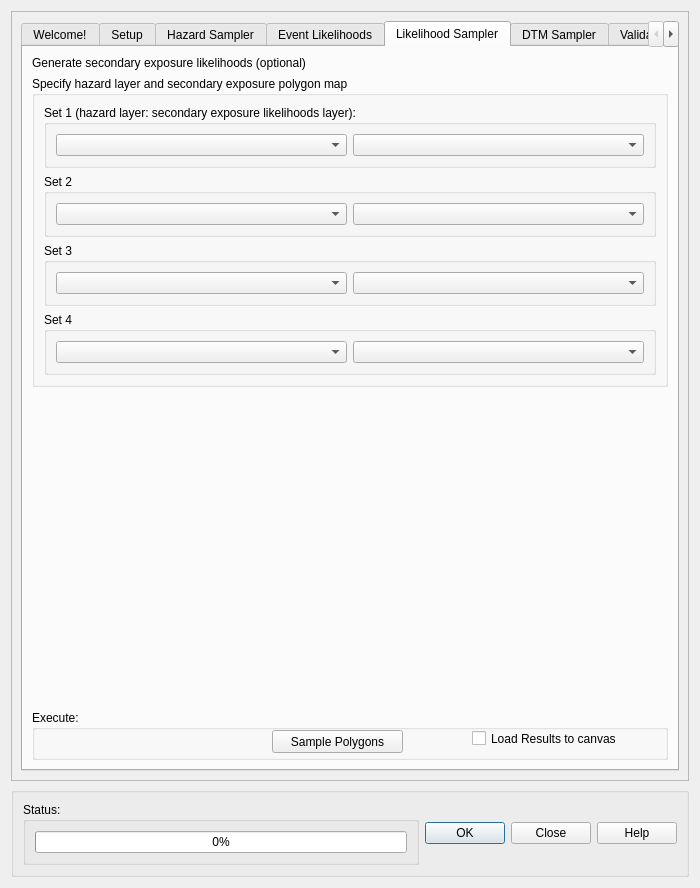
First picture: the form in canflood_inprep/ProjectDataPrep/ProjectDataPrepDialog_Base.ui, repository NRCan/CanFlood, before the edit.
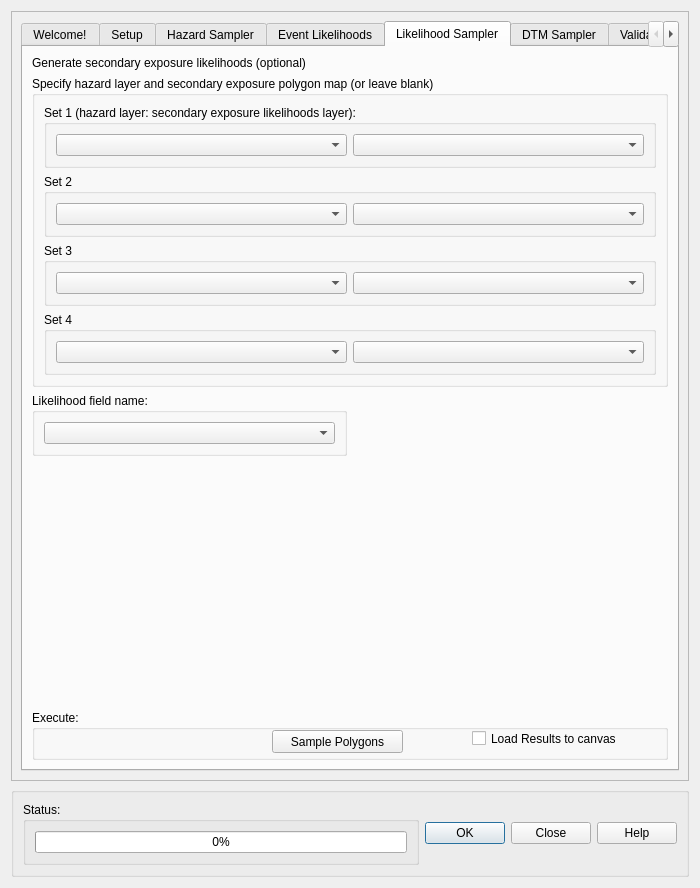
Second picture: the form after the edit. Custom widgets are drawn as their Qt base class.

Patch:
```diff
--- a/canflood_inprep/ProjectDataPrep/ProjectDataPrepDialog_Base.ui
+++ b/canflood_inprep/ProjectDataPrep/ProjectDataPrepDialog_Base.ui
@@ -1675,7 +1675,7 @@
               </size>
              </property>
              <property name="title">
-              <string>Specify hazard layer and secondary exposure polygon map</string>
+              <string>Specify hazard layer and secondary exposure polygon map (or leave blank)</string>
              </property>
              <layout class="QVBoxLayout" name="verticalLayout">
               <item>
@@ -1788,7 +1788,7 @@
              </property>
             </widget>
            </item>
-           <item row="2" column="0">
+           <item row="3" column="0">
             <spacer name="verticalSpacer_2">
              <property name="orientation">
               <enum>Qt::Vertical</enum>
@@ -1801,6 +1801,18 @@
              </property>
             </spacer>
            </item>
+           <item row="2" column="0">
+            <widget class="QGroupBox" name="groupBox_21">
+             <property name="title">
+              <string>Likelihood field name:</string>
+             </property>
+             <layout class="QVBoxLayout" name="verticalLayout_2">
+              <item>
+               <widget class="QgsFieldComboBox" name="mFieldComboBox_LSfn"/>
+              </item>
+             </layout>
+            </widget>
+           </item>
           </layout>
          </widget>
          <widget class="QWidget" name="tab_dtmSamp">
```
Left out of the diff: 2 changed lines with no effect on the pictures.
